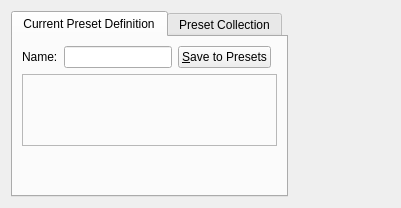
Before: the Qt Designer form krita/ui/forms/wdgpaintoppresets.ui in KDE/krita, drawn with Qt 5.
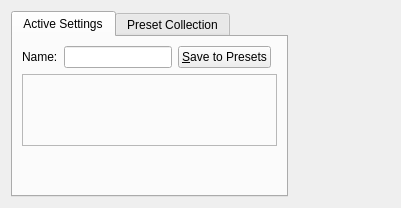
After: the same form once the commit is applied. The open tabs and pages were chosen to show the change. Custom widgets are drawn as their Qt base class.

Commit message: rename curent preset tab to active settings

```diff
--- a/krita/ui/forms/wdgpaintoppresets.ui
+++ b/krita/ui/forms/wdgpaintoppresets.ui
@@ -30,7 +30,7 @@
      </property>
      <widget class="QWidget" name="tabCustom">
       <attribute name="title">
-       <string>Current Preset Definition</string>
+       <string>Active Settings</string>
       </attribute>
       <layout class="QGridLayout" name="gridLayout">
        <item row="4" column="0" colspan="2">
```
Left out of the diff: 2 changed lines with no effect on the pictures.
